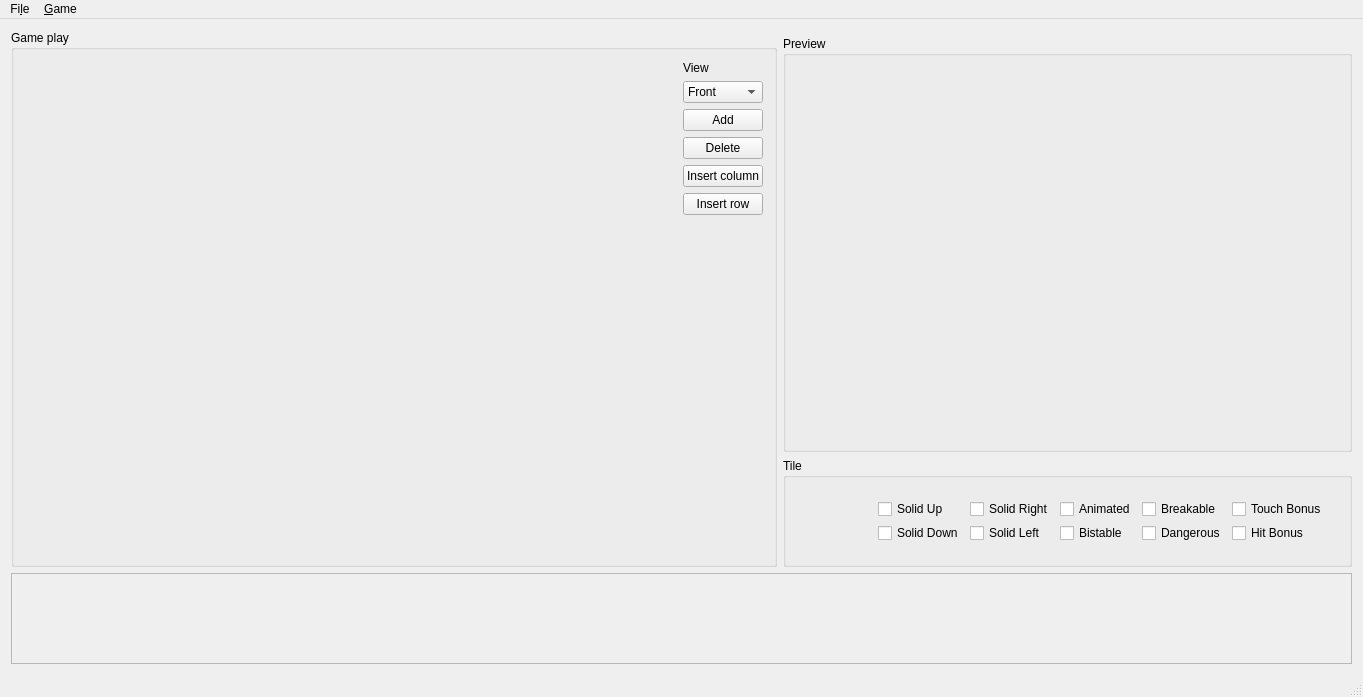
This is levelEdit/CMainWindow.ui in clebail/tilegame as Qt 5 draws it before an edit. The edited form follows.
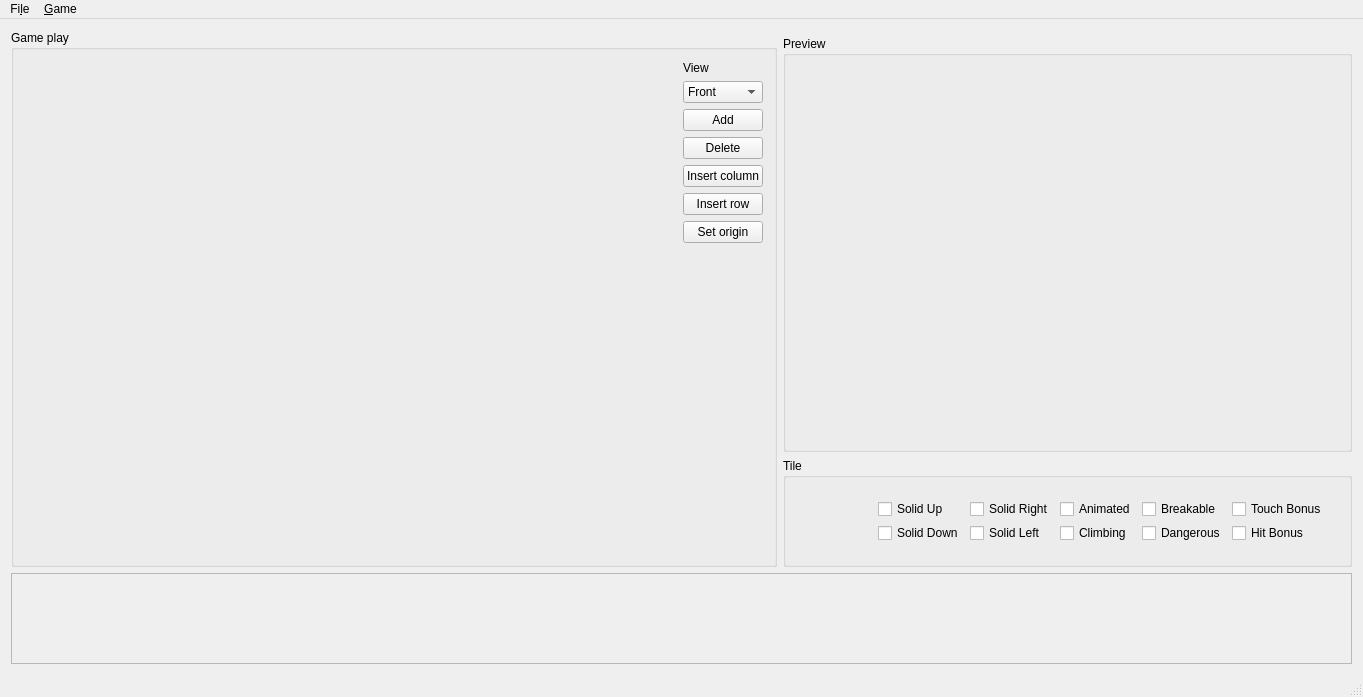
This is the edited form. Custom widgets are drawn as their Qt base class.

```diff
--- a/levelEdit/CMainWindow.ui
+++ b/levelEdit/CMainWindow.ui
@@ -6,7 +6,7 @@
    <rect>
     <x>0</x>
     <y>0</y>
-    <width>906</width>
+    <width>1355</width>
     <height>697</height>
    </rect>
   </property>
@@ -152,6 +152,13 @@
                </property>
               </widget>
              </item>
+             <item>
+              <widget class="QPushButton" name="pbSetOrigin">
+               <property name="text">
+                <string>Set origin</string>
+               </property>
+              </widget>
+             </item>
              <item>
               <spacer name="verticalSpacer_2">
                <property name="orientation">
@@ -266,7 +273,7 @@
                    <bool>true</bool>
                   </property>
                   <property name="text">
-                   <string>Bistable</string>
+                   <string>Climbing</string>
                   </property>
                   <property name="checkable">
                    <bool>false</bool>
```
Left out of the diff: 24 changed lines with no effect on the pictures.
